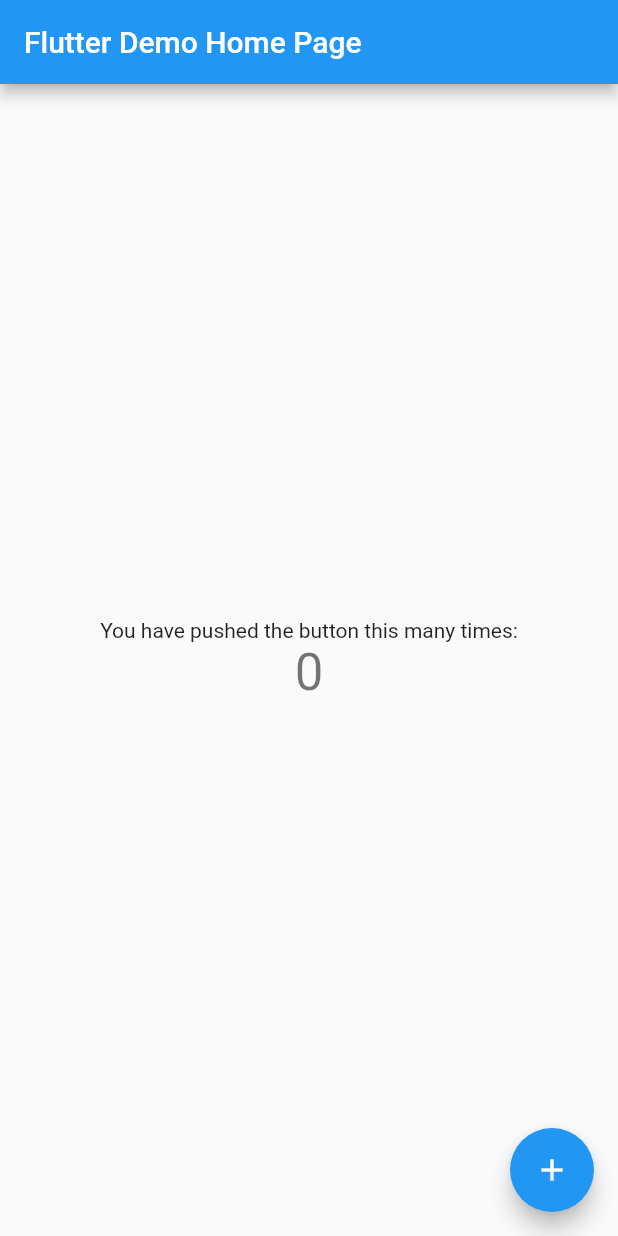
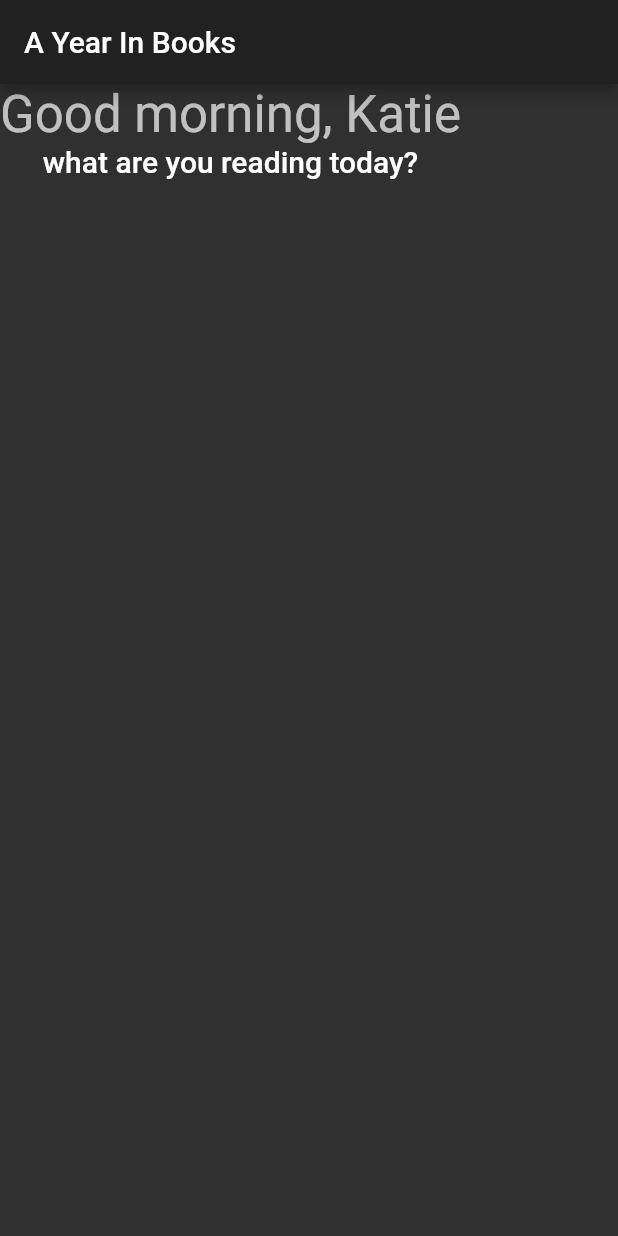
Before and after one commit to stuttskl/ayib-mobile, a Flutter app: the screen it shows after launch, on a phone screen of 412 x 824 dp. Run offline on Flutter 3.47's test engine with Material 2 defaults, Android fonts, the phone set to English and light mode, and no system bars.

Commit message:
set up initial pages

```diff
--- /dev/null
+++ b/lib/app.dart
@@ -0,0 +1,16 @@
+import 'package:flutter/material.dart';
+
+// screens
+import './screens/home_screen.dart';
+
+class App extends StatelessWidget {
+
+  @override
+  Widget build(BuildContext context) {
+    return MaterialApp(
+      title: 'A Year In Books',
+      theme: ThemeData.dark(),
+      home: HomeScreen()
+    );
+  }
+}
--- a/lib/main.dart
+++ b/lib/main.dart
@@ -1,113 +1,6 @@
 import 'package:flutter/material.dart';
-
-void main() {
-  runApp(MyApp());
+import 'app.dart';
+void main() async {
+  // WidgetsFlutterBinding.ensureInitialized();
+  runApp(App());
 }
-
-class MyApp extends StatelessWidget {
-  // This widget is the root of your application.
-  @override
-  Widget build(BuildContext context) {
-    return MaterialApp(
-      title: 'Flutter Demo',
-      theme: ThemeData(
-        // This is the theme of your application.
-        //
-        // Try running your application with "flutter run". You'll see the
-        // application has a blue toolbar. Then, without quitting the app, try
-        // changing the primarySwatch below to Colors.green and then invoke
-        // "hot reload" (press "r" in the console where you ran "flutter run",
-        // or simply save your changes to "hot reload" in a Flutter IDE).
-        // Notice that the counter didn't reset back to zero; the application
-        // is not restarted.
-        primarySwatch: Colors.blue,
-      ),
-      home: MyHomePage(title: 'Flutter Demo Home Page'),
-    );
-  }
-}
-
-class MyHomePage extends StatefulWidget {
-  MyHomePage({Key key, this.title}) : super(key: key);
-
-  // This widget is the home page of your application. It is stateful, meaning
-  // that it has a State object (defined below) that contains fields that affect
-  // how it looks.
-
-  // This class is the configuration for the state. It holds the values (in this
-  // case the title) provided by the parent (in this case the App widget) and
-  // used by the build method of the State. Fields in a Widget subclass are
-  // always marked "final".
-
-  final String title;
-
-  @override
-  _MyHomePageState createState() => _MyHomePageState();
-}
-
-class _MyHomePageState extends State<MyHomePage> {
-  int _counter = 0;
-
-  void _incrementCounter() {
-    setState(() {
-      // This call to setState tells the Flutter framework that something has
-      // changed in this State, which causes it to rerun the build method below
-      // so that the display can reflect the updated values. If we changed
-      // _counter without calling setState(), then the build method would not be
-      // called again, and so nothing would appear to happen.
-      _counter++;
-    });
-  }
-
-  @override
-  Widget build(BuildContext context) {
-    // This method is rerun every time setState is called, for instance as done
-    // by the _incrementCounter method above.
-    //
-    // The Flutter framework has been optimized to make rerunning build methods
-    // fast, so that you can just rebuild anything that needs updating rather
-    // than having to individually change instances of widgets.
-    return Scaffold(
-      appBar: AppBar(
-        // Here we take the value from the MyHomePage object that was created by
-        // the App.build method, and use it to set our appbar title.
-        title: Text(widget.title),
-      ),
-      body: Center(
-        // Center is a layout widget. It takes a single child and positions it
-        // in the middle of the parent.
-        child: Column(
-          // Column is also a layout widget. It takes a list of children and
-          // arranges them vertically. By default, it sizes itself to fit its
-          // children horizontally, and tries to be as tall as its parent.
-          //
-          // Invoke "debug painting" (press "p" in the console, choose the
-          // "Toggle Debug Paint" action from the Flutter Inspector in Android
-          // Studio, or the "Toggle Debug Paint" command in Visual Studio Code)
-          // to see the wireframe for each widget.
-          //
-          // Column has various properties to control how it sizes itself and
-          // how it positions its children. Here we use mainAxisAlignment to
-          // center the children vertically; the main axis here is the vertical
-          // axis because Columns are vertical (the cross axis would be
-          // horizontal).
-          mainAxisAlignment: MainAxisAlignment.center,
-          children: <Widget>[
-            Text(
-              'You have pushed the button this many times:',
-            ),
-            Text(
-              '$_counter',
-              style: Theme.of(context).textTheme.headline4,
-            ),
-          ],
-        ),
-      ),
-      floatingActionButton: FloatingActionButton(
-        onPressed: _incrementCounter,
-        tooltip: 'Increment',
-        child: Icon(Icons.add),
-      ), // This trailing comma makes auto-formatting nicer for build methods.
-    );
-  }
-}
--- /dev/null
+++ b/lib/screens/all_books.dart
@@ -0,0 +1,15 @@
+import 'package:flutter/material.dart';
+
+class AllBooksScreen extends StatefulWidget {
+  @override
+  _AllBooksScreenState createState() => _AllBooksScreenState();
+}
+
+class _AllBooksScreenState extends State<AllBooksScreen> {
+  @override
+  Widget build(BuildContext context) {
+    return Container(
+
+    );
+  }
+}
--- /dev/null
+++ b/lib/screens/home_screen.dart
@@ -0,0 +1,35 @@
+import 'package:flutter/material.dart';
+
+class HomeScreen extends StatefulWidget {
+  @override
+  _HomeScreenState createState() => _HomeScreenState();
+}
+
+class _HomeScreenState extends State<HomeScreen> {
+  @override
+  Widget build(BuildContext context) {
+    return Scaffold(
+      appBar: AppBar(title: Text('A Year In Books')),
+      body: Container(
+        child: Column(
+          crossAxisAlignment: CrossAxisAlignment.center,
+          // mainAxisAlignment: MainAxisAlignment.spaceEvenly,
+          children: [
+            RichText(
+              text: TextSpan(
+                text: 'Good morning, Katie',
+                style: Theme.of(context).textTheme.headline4,
+              )
+            ),
+            RichText(
+              text: TextSpan(
+                text: 'what are you reading today?',
+                style: Theme.of(context).textTheme.headline6,
+              )
+            )
+          ]
+        ),
+      ),
+    );
+  }
+}
```
